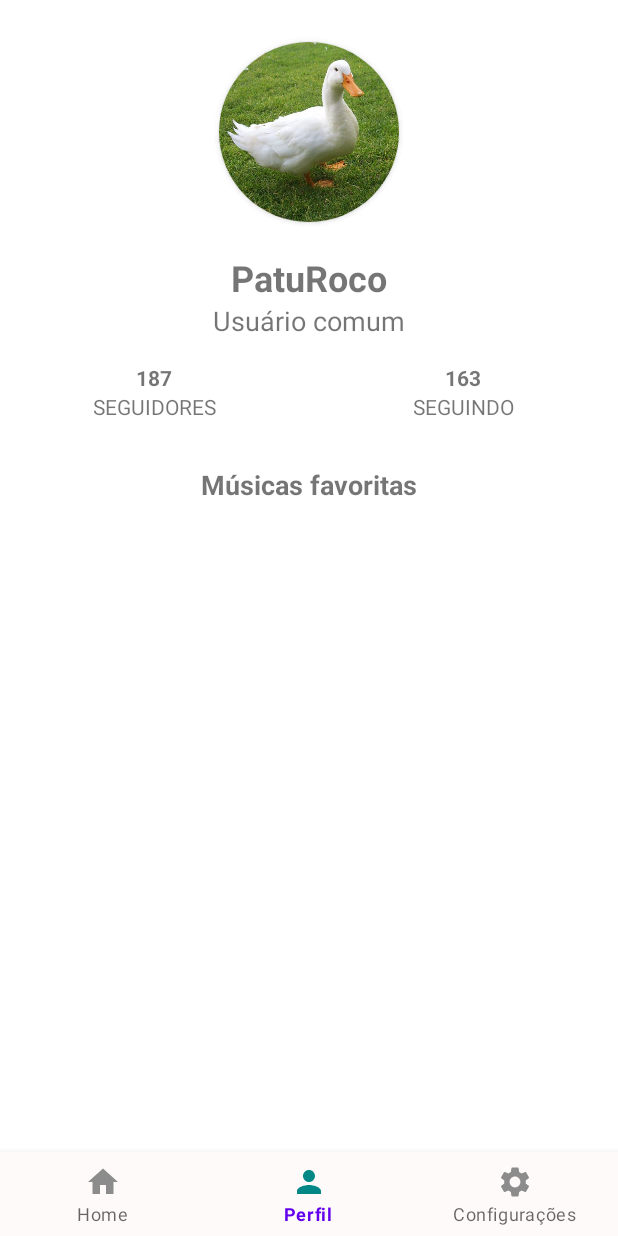
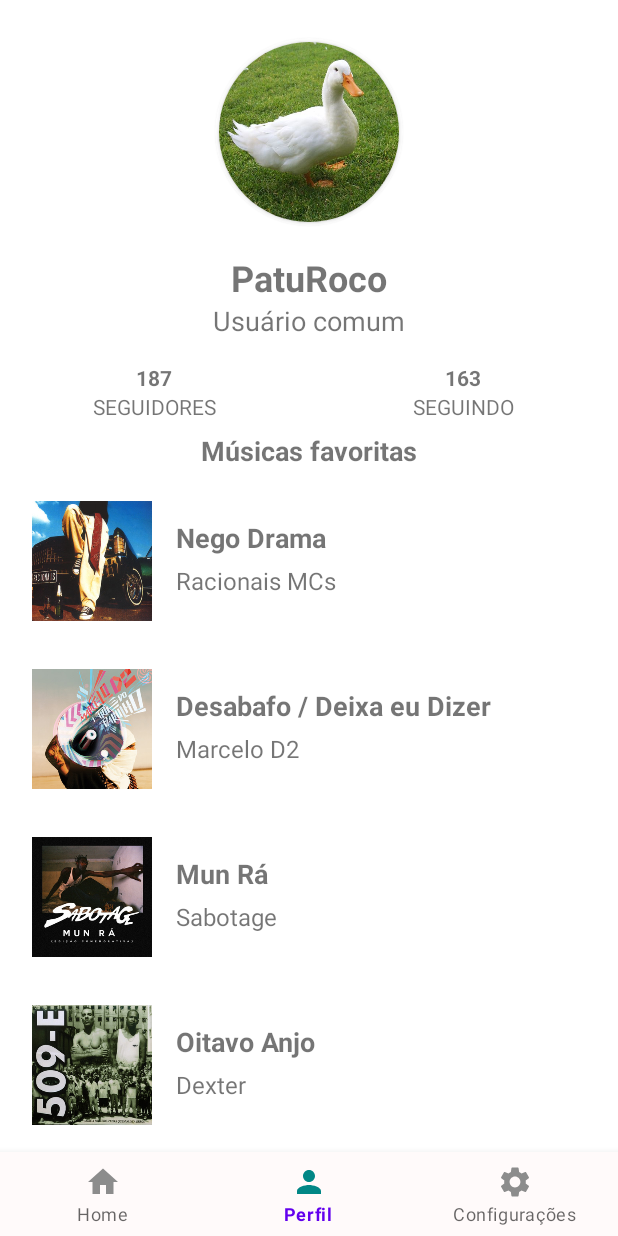
Before and after one commit to Iagoakiosaito/Facom-Play, an Android app: the screen it shows after launch (MainActivity), item 2 of the bottom bar chosen, on a phone screen of 412 x 824 dp. Run offline under Robolectric (Android 15) with nearby library versions, the phone set to English and light mode, and no system bars.

Commit message:
boa noite

```diff
--- a/app/src/main/AndroidManifest.xml
+++ b/app/src/main/AndroidManifest.xml
@@ -4,7 +4,8 @@
 
     <application
         android:allowBackup="true"
-        android:icon="@mipmap/ic_launcher"
+        android:name=".MyApplication"
+        android:icon="@drawable/facom"
         android:label="@string/app_name"
         android:roundIcon="@mipmap/ic_launcher_round"
         android:supportsRtl="true"
--- a/app/src/main/java/com/example/facomplay/MainActivity.java
+++ b/app/src/main/java/com/example/facomplay/MainActivity.java
@@ -9,7 +9,7 @@ import android.view.MenuItem;
 
 import com.example.facomplay.fragments.ConfigFragment;
 import com.example.facomplay.fragments.Home.HomeFragment;
-import com.example.facomplay.fragments.ProfileFragment;
+import com.example.facomplay.fragments.Profile.ProfileFragment;
 import com.google.android.material.bottomnavigation.BottomNavigationView;
 import com.google.android.material.navigation.NavigationBarView;
 
--- a/app/src/main/java/com/example/facomplay/MusicListPopulator.java
+++ b/app/src/main/java/com/example/facomplay/MusicListPopulator.java
@@ -6,18 +6,20 @@ import java.util.ArrayList;
 
 public class MusicListPopulator {
 
-    public int[] capas = {R.drawable.nego_drama, R.drawable.desabafo, R.drawable.munra, R.drawable.oitavo, R.drawable.ponta, R.drawable.vai_baby,
+    private int[] capas = {R.drawable.nego_drama, R.drawable.desabafo, R.drawable.munra, R.drawable.oitavo, R.drawable.ponta, R.drawable.vai_baby,
             R.drawable.oooh, R.drawable.leal, R.drawable.favela_sinistra, R.drawable.pseudo, R.drawable.ainda_gosto_dela, R.drawable.blinding,
             R.drawable.earf, R.drawable.fuego, R.drawable.buque};
 
-    public int[] musicas = {R.raw.nego_drama, R.raw.deixa_eu_dizer, R.raw.munra, R.raw.oitavo_anjo, R.raw.ponta_de_lanca, R.raw.vai_baby,
+    private int[] musicas = {R.raw.nego_drama, R.raw.deixa_eu_dizer, R.raw.munra, R.raw.oitavo_anjo, R.raw.ponta_de_lanca, R.raw.vai_baby,
             R.raw.oooh, R.raw.leal, R.raw.favela_sinistra, R.raw.pseudosocial, R.raw.ainda_gosto_dela, R.raw.blinding_lights,
             R.raw.earfquake, R.raw.fuego, R.raw.buque_de_flores};
 
-    public ArrayList<Musica> musicasList = new ArrayList<>();
+    private ArrayList<Musica> musicasList = new ArrayList<>();
 
-    String[] nomesCantores;
-    String[] nomesMusicas;
+    private String[] nomesCantores;
+    private String[] nomesMusicas;
+
+
 
     public MusicListPopulator() {
 
@@ -66,4 +68,6 @@ public class MusicListPopulator {
     public void setMusicas(int[] musicas) {
         this.musicas = musicas;
     }
+
+
 }
--- /dev/null
+++ b/app/src/main/java/com/example/facomplay/MyApplication.java
@@ -0,0 +1,27 @@
+package com.example.facomplay;
+
+import android.app.Application;
+import android.media.MediaPlayer;
+
+public class MyApplication extends Application {
+
+    private boolean isPlayingMusic = false;
+    private MediaPlayer mediaPlayer = null;
+
+    public MediaPlayer getMediaPlayer() {
+        return mediaPlayer;
+    }
+
+    public void setMediaPlayer(MediaPlayer mediaPlayerEntrada) {
+        this.mediaPlayer = mediaPlayerEntrada;
+    }
+
+    public boolean getIsPlayingMusic() {
+        return this.isPlayingMusic;
+    }
+
+    public void setPlayingMusic(boolean playingMusic) {
+        this.isPlayingMusic = playingMusic;
+    }
+
+}
--- a/app/src/main/java/com/example/facomplay/fragments/Home/HomeFragment.java
+++ b/app/src/main/java/com/example/facomplay/fragments/Home/HomeFragment.java
@@ -11,6 +11,7 @@ import androidx.recyclerview.widget.LinearLayoutManager;
 import androidx.recyclerview.widget.RecyclerView;
 
 import com.example.facomplay.MusicListPopulator;
+import com.example.facomplay.MyApplication;
 import com.example.facomplay.R;
 import com.example.facomplay.fragments.Home.adapter.MusicaRecyclerAdapter;
 
@@ -19,7 +20,6 @@ import java.util.ArrayList;
 
 public class HomeFragment extends Fragment {
     View v;
-    private boolean isPlayingMusic = false;
     private MediaPlayer mediaPlayer = null;
 
     private MusicListPopulator populator = new MusicListPopulator();
@@ -54,12 +54,15 @@ public class HomeFragment extends Fragment {
         return new MusicaRecyclerAdapter(musicasList, musica -> {
             int musicaIndex = musica.getMusicaSom();
             int[] musicas = populator.getMusicas();
-            if (isPlayingMusic) {
+            MyApplication isPlayingMusic = ((MyApplication)getActivity().getApplication());
+
+            if (isPlayingMusic.getIsPlayingMusic()) {
                 mediaPlayer.stop();
             }
-            mediaPlayer = MediaPlayer.create(requireContext(), musicas[musicaIndex]);
+            mediaPlayer = ((MyApplication)getActivity().getApplication()).getMediaPlayer().create(requireContext(), musicas[musicaIndex]);
             mediaPlayer.start();
-            isPlayingMusic = true;
+            ((MyApplication)getActivity().getApplication()).setMediaPlayer(mediaPlayer);
+            isPlayingMusic.setPlayingMusic(true);
 
         });
     }
--- /dev/null
+++ b/app/src/main/java/com/example/facomplay/fragments/Profile/ProfileFragment.java
@@ -0,0 +1,102 @@
+package com.example.facomplay.fragments.Profile;
+
+import android.media.MediaPlayer;
+import android.os.Bundle;
+
+import androidx.annotation.NonNull;
+import androidx.fragment.app.Fragment;
+import androidx.recyclerview.widget.LinearLayoutManager;
+import androidx.recyclerview.widget.RecyclerView;
+
+import android.view.LayoutInflater;
+import android.view.View;
+import android.view.ViewGroup;
+import android.widget.ImageView;
+import android.widget.ListView;
+import android.widget.TextView;
+
+import com.example.facomplay.MusicListPopulator;
+import com.example.facomplay.MyApplication;
+import com.example.facomplay.R;
+import com.example.facomplay.fragments.Home.Musica;
+import com.example.facomplay.fragments.Profile.adapter.MusicaProfileRecyclerAdapter;
+
+import java.util.ArrayList;
+import java.util.Random;
+
+public class ProfileFragment extends Fragment {
+
+    private View v;
+
+    private MediaPlayer mediaPlayerProfile = null;
+
+    private ImageView imagem_perfil;
+    private TextView nome_usuario, tipo_usuario, num_seguidores, num_seguindo;
+    private ListView list;
+
+    private MusicListPopulator populator = new MusicListPopulator();
+    private ArrayList<Musica> musicasList;
+
+    public ProfileFragment() {
+    }
+
+    @Override
+    public View onCreateView(LayoutInflater inflater, ViewGroup container, Bundle savedInstanceState) {
+
+        v = inflater.inflate(R.layout.fragment_profile, container, false);
+        definirElementos(v);
+        return v;
+    }
+
+    @Override
+    public void onCreate(Bundle savedInstanceState) {
+        super.onCreate(savedInstanceState);
+        String[] nomesCantores = getResources().getStringArray(R.array.nome_cantores);
+        String[] nomesMusicas = getResources().getStringArray(R.array.nome_musicas);
+
+        musicasList = populator.gerarListaDeMusicas(nomesCantores, nomesMusicas);
+    }
+
+    private void definirElementos(@NonNull View v){
+        Random numero_random = new Random();
+        Integer seguidores = numero_random.nextInt(256);
+        Integer seguindo = numero_random.nextInt(256);
+
+        imagem_perfil = v.findViewById(R.id.imagem_perfil);
+        imagem_perfil.setImageResource(R.drawable.pato);
+
+        nome_usuario = v.findViewById(R.id.nomeUsuario);
+        nome_usuario.setText("PatuRoco");
+
+        tipo_usuario = v.findViewById(R.id.tipoUsuario);
+        tipo_usuario.setText("Usuário comum");
+
+        num_seguidores = v.findViewById(R.id.num_seguidores);
+        num_seguidores.setText(seguidores.toString());
+
+        num_seguindo = v.findViewById(R.id.num_seguindo);
+        num_seguindo.setText(seguindo.toString());
+
+        RecyclerView recyclerView = v.findViewById(R.id.list_fav);
+        MusicaProfileRecyclerAdapter adapter = criarAdapter();
+        recyclerView.setLayoutManager(new LinearLayoutManager(getActivity()));
+        recyclerView.setAdapter(adapter);
+    }
+
+    private MusicaProfileRecyclerAdapter criarAdapter(){
+        return new MusicaProfileRecyclerAdapter(musicasList, musica -> {
+            int musicaIndex = musica.getMusicaSom();
+            int[] musicas = populator.getMusicas();
+            MyApplication isPlayingMusic = ((MyApplication)getActivity().getApplication());
+            mediaPlayerProfile = ((MyApplication)getActivity().getApplication()).getMediaPlayer();
+            if (isPlayingMusic.getIsPlayingMusic()) {
+                mediaPlayerProfile.stop();
+            }
+            mediaPlayerProfile.create(requireContext(), musicas[musicaIndex]);
+            mediaPlayerProfile.start();
+            ((MyApplication)getActivity().getApplication()).setMediaPlayer(mediaPlayerProfile);
+            isPlayingMusic.setPlayingMusic(true);
+
+        });
+    }
+}
--- /dev/null
+++ b/app/src/main/java/com/example/facomplay/fragments/Profile/adapter/MusicaProfileRecyclerAdapter.java
@@ -0,0 +1,71 @@
+package com.example.facomplay.fragments.Profile.adapter;
+
+import android.view.LayoutInflater;
+import android.view.View;
+import android.view.ViewGroup;
+import android.widget.ImageView;
+import android.widget.TextView;
+
+import androidx.annotation.NonNull;
+import androidx.recyclerview.widget.RecyclerView;
+
+import com.example.facomplay.R;
+import com.example.facomplay.fragments.Home.Musica;
+
+import java.util.ArrayList;
+
+public class MusicaProfileRecyclerAdapter extends RecyclerView.Adapter<MusicaProfileRecyclerAdapter.MyViewHolder> {
+
+    private ArrayList<Musica> musicaArrayList;
+    private ItemClickListener mItemListener;
+
+    public MusicaProfileRecyclerAdapter(ArrayList<Musica> musicaArrayList, ItemClickListener itemClickListener){
+        this.musicaArrayList = musicaArrayList;
+        this.mItemListener = itemClickListener;
+    }
+
+    public class MyViewHolder extends RecyclerView.ViewHolder{
+        private TextView nomeMusicaText;
+        private TextView nomeCantorText;
+        private ImageView fotoMusica;
+
+        public MyViewHolder(@NonNull View itemView) {
+            super(itemView);
+            nomeMusicaText = itemView.findViewById(R.id.nomeMusica);
+            nomeCantorText = itemView.findViewById(R.id.nomeCantor);
+            fotoMusica = itemView.findViewById(R.id.fotoMusica);
+        }
+    }
+
+    @NonNull
+    @Override
+    public MyViewHolder onCreateViewHolder(@NonNull ViewGroup parent, int viewType) {
+        View itemView = LayoutInflater.from(parent.getContext()).inflate(R.layout.recyclerview_musica, parent, false);
+        return new MyViewHolder(itemView);
+
+    }
+
+    @Override
+    public void onBindViewHolder(@NonNull MyViewHolder holder, int position) {
+        String nomeMusica = musicaArrayList.get(position).getNomeMusica();
+        String nomeCantor = musicaArrayList.get(position).getNomeCantor();
+
+        holder.itemView.setOnClickListener(view ->{
+            mItemListener.onItemClick(musicaArrayList.get(position));
+        });
+
+        holder.nomeMusicaText.setText(nomeMusica);
+        holder.nomeCantorText.setText(nomeCantor);
+        holder.fotoMusica.setImageResource(musicaArrayList.get(position).getFotoMusica());
+    }
+
+    @Override
+    public int getItemCount() {
+        return musicaArrayList.size();
+    }
+
+    public interface ItemClickListener{
+        void onItemClick(Musica musicas);
+    }
+
+}
--- a/app/src/main/java/com/example/facomplay/fragments/ProfileFragment.java
+++ /dev/null
@@ -1,67 +0,0 @@
-package com.example.facomplay.fragments;
-
-import android.os.Bundle;
-
-import androidx.annotation.NonNull;
-import androidx.fragment.app.Fragment;
-
-import android.view.LayoutInflater;
-import android.view.View;
-import android.view.ViewGroup;
-import android.widget.ImageView;
-import android.widget.ListView;
-import android.widget.TextView;
-
-import com.example.facomplay.R;
-import com.example.facomplay.fragments.Home.Musica;
-
-import java.util.Random;
-
-public class ProfileFragment extends Fragment {
-
-    View v;
-    ImageView imagem_perfil;
-    TextView nome_usuario, tipo_usuario, num_seguidores, num_seguindo;
-    ListView list;
-
-    public ProfileFragment() {
-    }
-
-    @Override
-    public View onCreateView(LayoutInflater inflater, ViewGroup container, Bundle savedInstanceState) {
-
-        v = inflater.inflate(R.layout.fragment_profile, container, false);
-
-        definirElementos(v);
-
-        return v;
-    }
-
-    @Override
-    public void onCreate(Bundle savedInstanceState) {
-        super.onCreate(savedInstanceState);
-    }
-
-    private void definirElementos(@NonNull View v){
-        Random numero_random = new Random();
-        Integer seguidores = numero_random.nextInt(256);
-        Integer seguindo = numero_random.nextInt(256);
-
-        imagem_perfil = v.findViewById(R.id.imagem_perfil);
-        imagem_perfil.setImageResource(R.drawable.pato);
-
-        nome_usuario = v.findViewById(R.id.nomeUsuario);
-        nome_usuario.setText("PatuRoco");
-
-        tipo_usuario = v.findViewById(R.id.tipoUsuario);
-        tipo_usuario.setText("Usuário comum");
-
-        num_seguidores = v.findViewById(R.id.num_seguidores);
-        num_seguidores.setText(seguidores.toString());
-
-        num_seguindo = v.findViewById(R.id.num_seguindo);
-        num_seguindo.setText(seguindo.toString());
-
-        list = v.findViewById(R.id.list_fav);
-    }
-}
--- a/app/src/main/res/layout/fragment_profile.xml
+++ b/app/src/main/res/layout/fragment_profile.xml
@@ -4,7 +4,7 @@
     xmlns:tools="http://schemas.android.com/tools"
     android:layout_width="match_parent"
     android:layout_height="match_parent"
-    tools:context=".fragments.ProfileFragment">
+    tools:context=".fragments.Profile.ProfileFragment">
 
     <androidx.constraintlayout.widget.ConstraintLayout
         android:id="@+id/constraintLayout"
@@ -123,29 +123,41 @@
 
     </LinearLayout>
 
-    <LinearLayout
-        android:layout_width="match_parent"
+    <TextView
+        android:id="@+id/textView5"
+        android:layout_width="wrap_content"
         android:layout_height="wrap_content"
-        android:layout_marginTop="30dp"
+        android:layout_gravity="center"
+        android:layout_marginTop="7dp"
+        android:text="Músicas favoritas"
+        android:textSize="18sp"
+        android:textStyle="bold"
         app:layout_constraintEnd_toEndOf="parent"
         app:layout_constraintStart_toStartOf="parent"
-        app:layout_constraintTop_toBottomOf="@+id/linearLayout"
-        android:orientation="vertical">
+        app:layout_constraintTop_toBottomOf="@+id/linearLayout" />
 
-        <TextView
-            android:layout_width="wrap_content"
-            android:layout_height="wrap_content"
-            android:text="Músicas favoritas"
-            android:textSize="18sp"
-            android:textStyle="bold"
-            android:layout_gravity="center"/>
+    <LinearLayout
+        android:layout_width="0dp"
+        android:layout_height="0dp"
+        android:orientation="vertical"
+        app:layout_constraintBottom_toBottomOf="parent"
+        app:layout_constraintEnd_toEndOf="parent"
+        app:layout_constraintHorizontal_bias="0.0"
+        app:layout_constraintStart_toStartOf="parent"
+        app:layout_constraintTop_toBottomOf="@+id/textView5">
 
-        <ListView
+
+        <androidx.recyclerview.widget.RecyclerView
             android:id="@+id/list_fav"
             android:layout_width="match_parent"
-            android:layout_height="wrap_content"
-            android:layout_marginTop="12dp"
-            tools:listitem="@layout/recyclerview_musica"/>
+            android:layout_height="match_parent"
+            android:layout_margin="5dp"
+            android:layout_marginBottom="-15dp"
+            app:layout_constraintBottom_toBottomOf="parent"
+            app:layout_constraintEnd_toEndOf="parent"
+            app:layout_constraintStart_toStartOf="parent"
+            app:layout_constraintTop_toTopOf="parent"
+            tools:listitem="@layout/recyclerview_musica" />
 
     </LinearLayout>
 
--- a/app/src/main/res/navigation/main_graph.xml
+++ b/app/src/main/res/navigation/main_graph.xml
@@ -18,7 +18,7 @@
     </fragment>
     <fragment
         android:id="@+id/musicFragment"
-        android:name="com.example.facomplay.fragments.ProfileFragment"
+        android:name="com.example.facomplay.fragments.Profile.ProfileFragment"
         android:label="fragment_music"
         tools:layout="@layout/fragment_profile" >
         <action
```
Also changed, not shown: app/src/main/res/drawable/facom.png (added).
